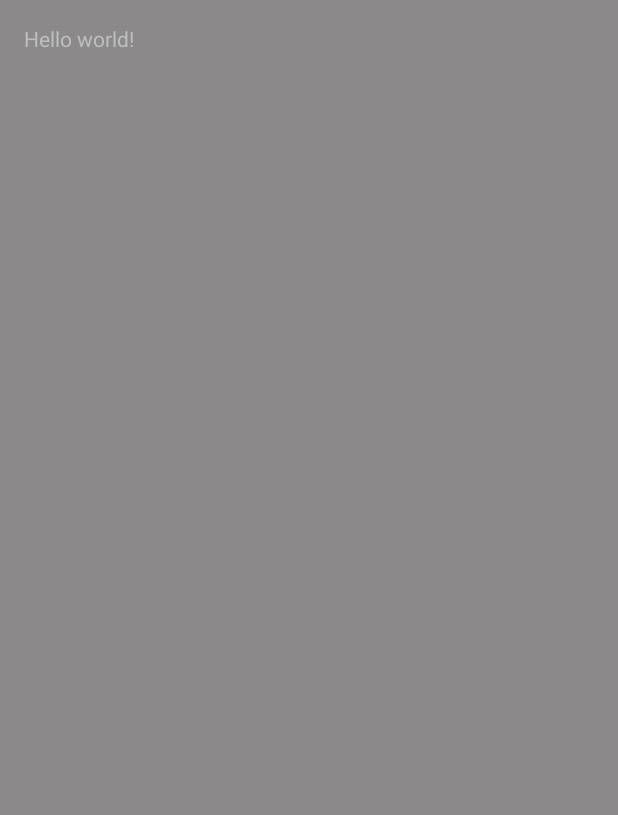
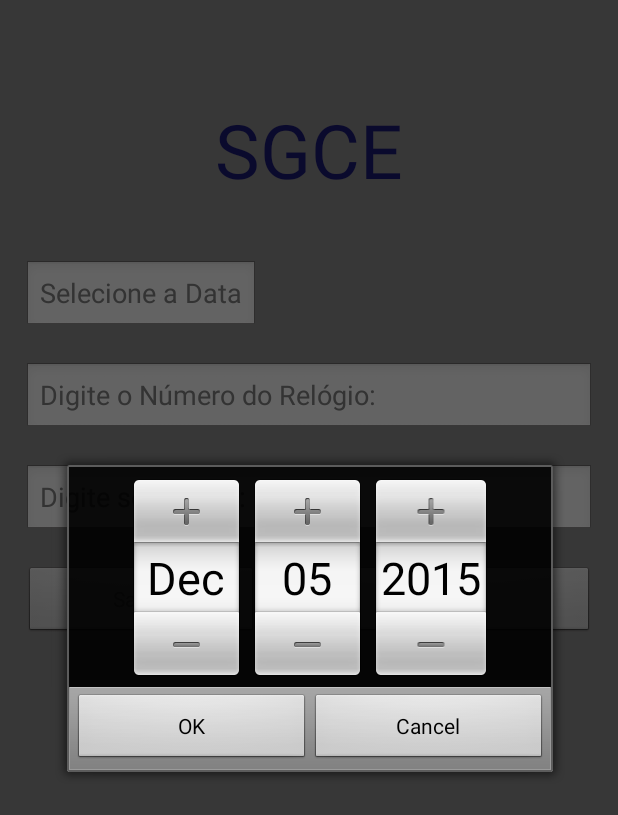
Before and after one commit to efraibo/android_cesar, an Android app: the Cadastro screen opened directly, with no data from a screen before it, on a phone screen of 412 x 824 dp. Before the commit the part shown is almost empty. Shown: the top 815 px of the screen. Run offline under Robolectric (Android 15) with nearby library versions, the phone set to English and light mode, and no system bars.

Commit message:
Ver aí!
Telas midificadas...

```diff
--- a/SGCE/app/src/main/AndroidManifest.xml
+++ b/SGCE/app/src/main/AndroidManifest.xml
@@ -21,6 +21,10 @@
             android:name=".Cadastro"
             android:label="@string/title_activity_cadastro" >
         </activity>
+        <activity
+            android:name=".Relatorio"
+            android:label="@string/title_activity_relatorio" >
+        </activity>
     </application>
 
 </manifest>
--- a/SGCE/app/src/main/java/br/com/evandro/sgce/Cadastro.java
+++ b/SGCE/app/src/main/java/br/com/evandro/sgce/Cadastro.java
@@ -1,9 +1,12 @@
 package br.com.evandro.sgce;
 
 import android.app.Activity;
+import android.app.FragmentTransaction;
 import android.os.Bundle;
 import android.view.Menu;
 import android.view.MenuItem;
+import android.view.View;
+import android.widget.EditText;
 
 public class Cadastro extends Activity {
 
@@ -13,25 +16,20 @@ public class Cadastro extends Activity {
         setContentView(R.layout.activity_cadastro);
     }
 
-    @Override
-    public boolean onCreateOptionsMenu(Menu menu) {
-        // Inflate the menu; this adds items to the action bar if it is present.
-        getMenuInflater().inflate(R.menu.menu_cadastro, menu);
-        return true;
+    public void onStart(){
+        super.onStart();
+        EditText editDate = (EditText)findViewById(R.id.editDate);
+        editDate.setOnFocusChangeListener(new View.OnFocusChangeListener() {
+            @Override
+            public void onFocusChange(View v, boolean hasFocus) {
+                if (hasFocus) {
+                    DateDialog dialog = new DateDialog(v);
+                    FragmentTransaction ft = getFragmentManager().beginTransaction();
+                    dialog.show(ft, "DatePicker");
+                }
+            }
+        });
     }
 
-    @Override
-    public boolean onOptionsItemSelected(MenuItem item) {
-        // Handle action bar item clicks here. The action bar will
-        // automatically handle clicks on the Home/Up button, so long
-        // as you specify a parent activity in AndroidManifest.xml.
-        int id = item.getItemId();
 
-        //noinspection SimplifiableIfStatement
-        if (id == R.id.action_settings) {
-            return true;
-        }
-
-        return super.onOptionsItemSelected(item);
-    }
 }
--- /dev/null
+++ b/SGCE/app/src/main/java/br/com/evandro/sgce/DateDialog.java
@@ -0,0 +1,32 @@
+package br.com.evandro.sgce;
+
+
+import android.app.DatePickerDialog;
+import android.app.Dialog;
+import android.app.DialogFragment;
+import android.os.Bundle;
+import android.view.View;
+import android.widget.DatePicker;
+import android.widget.EditText;
+
+import java.util.Calendar;
+
+public class DateDialog extends DialogFragment implements DatePickerDialog.OnDateSetListener {
+
+    EditText editDate;
+    public DateDialog(View view){
+        editDate=(EditText)view;
+    }
+    public Dialog onCreateDialog(Bundle savedInstanceState){
+        final Calendar c=Calendar.getInstance();
+        int ano = c.get(Calendar.YEAR);
+        int mes = c.get(Calendar.MONTH);
+        int dia = c.get(Calendar.DAY_OF_MONTH);
+        return  new DatePickerDialog(getActivity(), this, ano, mes, dia);
+    }
+
+    public  void  onDateSet(DatePicker view, int ano, int mes, int dia){
+        String date = dia+"-"+(mes+1)+"-"+ano;
+        editDate.setText(date);
+    }
+}
--- a/SGCE/app/src/main/res/layout/activity_cadastro.xml
+++ b/SGCE/app/src/main/res/layout/activity_cadastro.xml
@@ -7,7 +7,56 @@
     android:background="#8B8989"
     tools:context="br.com.evandro.sgce.Cadastro"    >
 
-    <TextView android:text="@string/hello_world" android:layout_width="wrap_content"
-        android:layout_height="wrap_content" />
+    <TextView android:text="@string/PaginaCadastro" android:layout_width="wrap_content"
+        android:layout_height="wrap_content"
+        android:layout_marginTop="50dp"
+        android:textSize="50sp"
+        android:textColor="#191970"
+        android:id="@+id/textView"
+        android:layout_alignParentTop="true"
+        android:layout_centerHorizontal="true" />
 
+    <EditText
+        android:id="@+id/editDate"
+        android:layout_width="wrap_content"
+        android:layout_height="wrap_content"
+        android:layout_below="@id/textView"
+        android:layout_marginTop="40dp"
+        android:hint="Selecione a Data"/>
+
+    <EditText
+        android:layout_width="match_parent"
+        android:layout_height="wrap_content"
+        android:id="@+id/editNumRelogio"
+        android:layout_below="@id/editDate"
+        android:layout_marginTop="20dp"
+        android:hint="Digite o Número do Relógio: "
+        android:inputType="number"/>
+
+    <EditText
+        android:layout_width="match_parent"
+        android:layout_height="wrap_content"
+        android:layout_below="@id/editNumRelogio"
+        android:id="@+id/editNome"
+        android:layout_marginTop="20dp"
+        android:hint="Digite seu Nome: "/>
+
+    <Button
+        android:layout_width="wrap_content"
+        android:layout_height="wrap_content"
+        android:layout_below="@id/editNome"
+        android:id="@+id/btnSalvarCadastro"
+        android:layout_marginTop="20dp"
+        android:hint="Salvar"
+        android:layout_alignParentStart="true"
+        android:layout_toStartOf="@+id/textView"
+        android:layout_alignEnd="@+id/editDate" />
+
+    <Button
+        android:layout_width="wrap_content"
+        android:layout_height="wrap_content"
+        android:hint="Calcelar"
+        android:layout_alignTop="@+id/btnSalvarCadastro"
+        android:layout_alignEnd="@+id/editNome"
+        android:layout_toEndOf="@+id/btnSalvarCadastro" />
 </RelativeLayout>
--- /dev/null
+++ b/SGCE/app/src/main/res/menu/menu_relatorio.xml
@@ -0,0 +1,5 @@
+<menu xmlns:android="http://schemas.android.com/apk/res/android"
+    xmlns:tools="http://schemas.android.com/tools" tools:context="br.com.evandro.sgce.Relatorio">
+    <item android:id="@+id/action_settings" android:title="@string/action_settings"
+        android:orderInCategory="100" android:showAsAction="never" />
+</menu>
--- a/SGCE/app/src/main/res/values/strings.xml
+++ b/SGCE/app/src/main/res/values/strings.xml
@@ -5,6 +5,9 @@
     <string name="action_settings">Settings</string>
     <string name="title_activity_cadastro">Cadastro</string>
 
+    <string name="PaginaCadastro">SGCE</string>
+    <string name="title_activity_relatorio">Relatorio</string>
+
     <string name="hello_world">Hello world!</string>
 
 </resources>
```
Also changed, not shown: SGCE/app/src/main/java/br/com/evandro/sgce/MainActivity.java (+8 -6 lines), SGCE/app/src/main/java/br/com/evandro/sgce/Relatorio.java (added, +37 -0 lines), SGCE/app/src/main/res/layout/activity_main.xml (+21 -8 lines), SGCE/app/src/main/res/layout/activity_relatorio.xml (added, +12 -0 lines), SGCE/app/src/main/res/drawable/Sair1.jpg (deleted).
